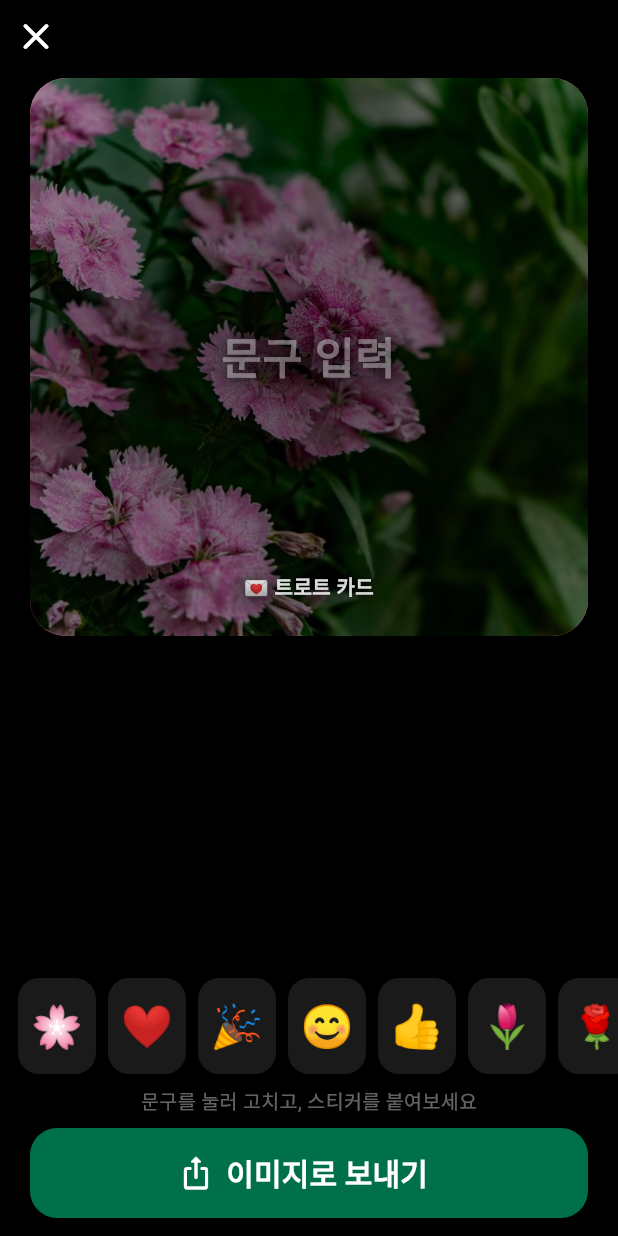
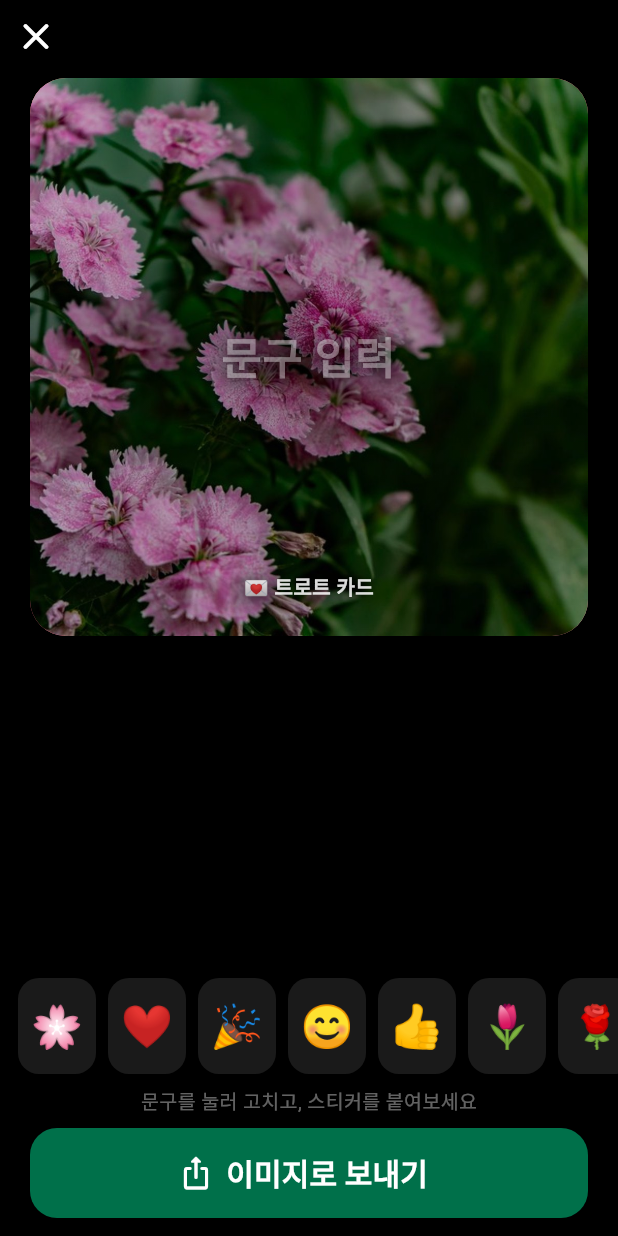
Before and after one commit to leentj-dev/trotcard, a Flutter app: the EditShareScreen screen opened directly with empty values, on a phone screen of 412 x 824 dp. Run offline on Flutter 3.47's test engine with Material 3 defaults, Android fonts, the phone set to English and light mode, and no system bars; our stand-ins replace firebase_core, firebase_remote_config, google_mobile_ads, package_info_plus, share_plus, shared_preferences and 1 more; accounts and stored records are empty; network calls fail.

Commit message:
design: 카드 딤 완화 → 배경 사진 잘 보이게
전체 스크림 0x33→0x1A, 가운데 라디얼 0x88→0x55·바깥 투명.
문구는 그림자로 가독성 유지.

Co-Authored-By: Claude Opus 4.8 (1M context) <noreply@anthropic.com>

```diff
--- a/app/lib/widgets/greeting_card.dart
+++ b/app/lib/widgets/greeting_card.dart
@@ -75,13 +75,13 @@ class GreetingCardView extends StatelessWidget {
                   fit: BoxFit.cover,
                   errorBuilder: (_, _, _) => const SizedBox.shrink(),
                 ),
-                // 가독성 스크림: 전체 은은하게 + 가운데 진하게
-                Container(color: const Color(0x33000000)),
+                // 가독성 스크림: 전체 살짝 + 가운데만 은은하게 (배경 잘 보이게)
+                Container(color: const Color(0x1A000000)),
                 DecoratedBox(
                   decoration: const BoxDecoration(
                     gradient: RadialGradient(
                       radius: 0.9,
-                      colors: [Color(0x88000000), Color(0x11000000)],
+                      colors: [Color(0x55000000), Color(0x00000000)],
                     ),
                   ),
                 ),
@@ -308,7 +308,7 @@ class _EditShareScreenState extends State<EditShareScreen> {
                                 ),
                                 Positioned.fill(
                                   child: Container(
-                                      color: const Color(0x33000000)),
+                                      color: const Color(0x1A000000)),
                                 ),
                                 const Positioned.fill(
                                   child: DecoratedBox(
@@ -316,8 +316,8 @@ class _EditShareScreenState extends State<EditShareScreen> {
                                       gradient: RadialGradient(
                                         radius: 0.9,
                                         colors: [
-                                          Color(0x88000000),
-                                          Color(0x11000000)
+                                          Color(0x55000000),
+                                          Color(0x00000000)
                                         ],
                                       ),
                                     ),
```
